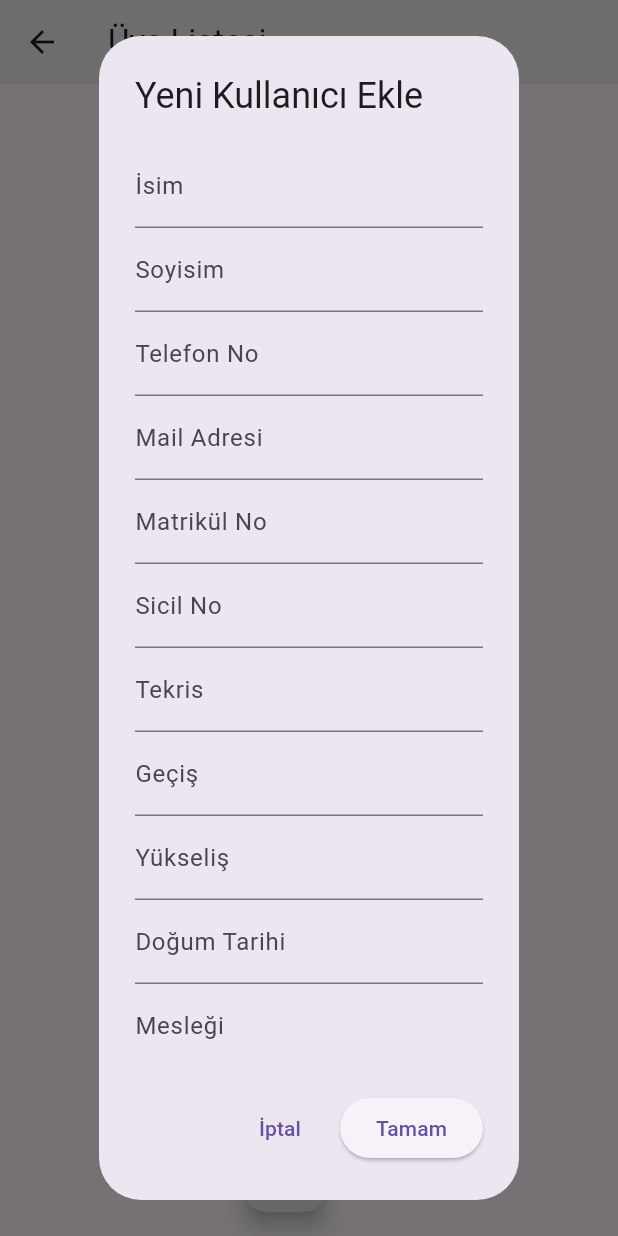
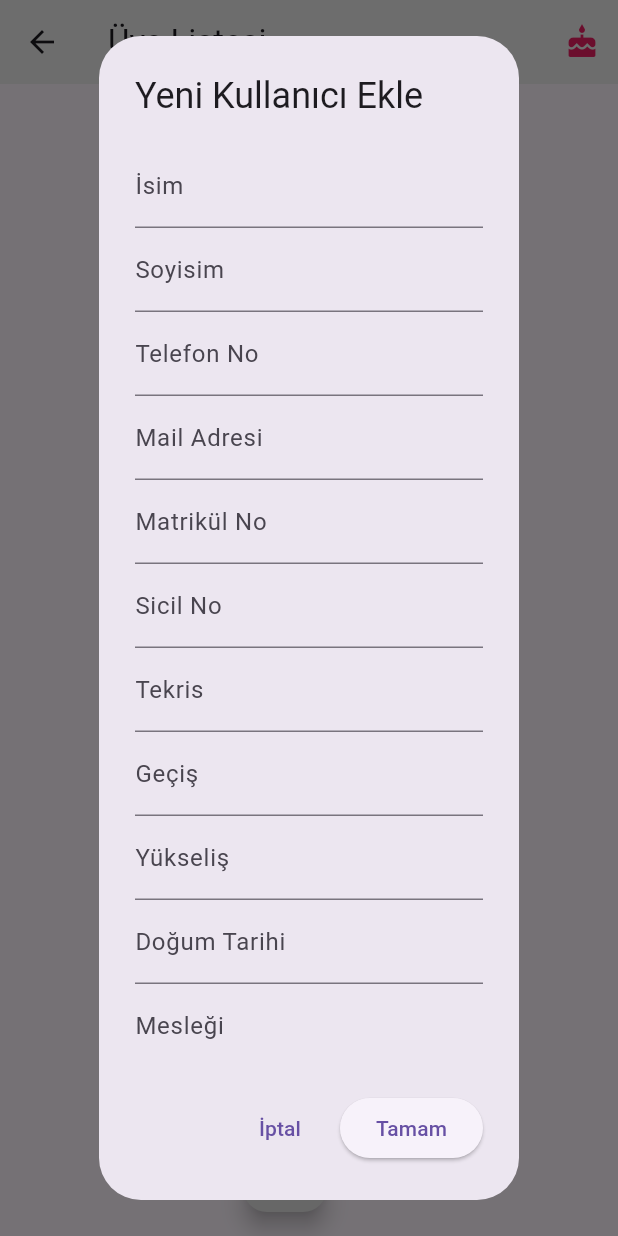
Before and after one commit to HasanCemal1977/Ucgul, a Flutter app: the UsersPage screen opened directly, after a tap on the "add" icon, on a phone screen of 412 x 824 dp. Run offline on Flutter 3.47's test engine with Material 3 defaults, Android fonts, the phone set to English and light mode, and no system bars; our stand-ins replace cloud_firestore, firebase_auth, firebase_core, flutter_local_notifications, flutter_secure_storage; accounts and stored records are empty.

Commit message:
doğum günü eklendi

```diff
--- /dev/null
+++ b/lib/birthday_service.dart
@@ -0,0 +1,114 @@
+import 'package:flutter/material.dart';
+import 'package:cloud_firestore/cloud_firestore.dart';
+import 'package:intl/intl.dart';
+import 'package:flutter_local_notifications/flutter_local_notifications.dart';
+
+class BirthdayService {
+  final FirebaseFirestore _firestore = FirebaseFirestore.instance;
+  final FlutterLocalNotificationsPlugin flutterLocalNotificationsPlugin =
+      FlutterLocalNotificationsPlugin();
+
+  Future<void> initialize() async {
+    final AndroidInitializationSettings initializationSettingsAndroid =
+        AndroidInitializationSettings('@mipmap/ic_launcher');
+    final DarwinInitializationSettings initializationSettingsIOS =
+        DarwinInitializationSettings();
+    final InitializationSettings initializationSettings = InitializationSettings(
+      android: initializationSettingsAndroid,
+      iOS: initializationSettingsIOS,
+    );
+    await flutterLocalNotificationsPlugin.initialize(initializationSettings);
+  }
+
+  Future<List<Map<String, dynamic>>> getUpcomingBirthdays() async {
+    final now = DateTime.now();
+    final oneWeekLater = now.add(Duration(days: 7));
+
+    QuerySnapshot snapshot = await _firestore.collection('users').get();
+    List<Map<String, dynamic>> upcomingBirthdays = [];
+
+    for (var doc in snapshot.docs) {
+      final userData = doc.data() as Map<String, dynamic>;
+      if (userData['dogum'] != null) {
+        final birthday = DateFormat('dd.MM.yyyy').parse(userData['dogum']);
+        final nextBirthday = DateTime(
+          now.year,
+          birthday.month,
+          birthday.day,
+        );
+
+        // Eğer bu yılki doğum günü geçtiyse, gelecek yılınkini kontrol et
+        if (nextBirthday.isBefore(now)) {
+          nextBirthday.add(Duration(days: 365));
+        }
+
+        // Bir hafta içinde olan doğum günlerini kontrol et
+        if (nextBirthday.isAfter(now.subtract(Duration(days: 1))) &&
+            nextBirthday.isBefore(oneWeekLater)) {
+          upcomingBirthdays.add({
+            ...userData,
+            'nextBirthday': nextBirthday,
+            'id': doc.id,
+          });
+        }
+      }
+    }
+
+    // Tarihe göre sırala
+    upcomingBirthdays.sort((a, b) =>
+      (a['nextBirthday'] as DateTime).compareTo(b['nextBirthday'] as DateTime));
+
+    return upcomingBirthdays;
+  }
+
+  Future<void> checkAndSendBirthdayNotifications() async {
+    final now = DateTime.now();
+    QuerySnapshot snapshot = await _firestore.collection('users').get();
+
+    for (var doc in snapshot.docs) {
+      final userData = doc.data() as Map<String, dynamic>;
+      if (userData['dogum'] != null) {
+        final birthday = DateFormat('dd.MM.yyyy').parse(userData['dogum']);
+        final nextBirthday = DateTime(
+          now.year,
+          birthday.month,
+          birthday.day,
+        );
+
+        // Doğum günü yarın ise
+        if (nextBirthday.difference(now).inDays == 1) {
+          _showNotification(
+            '🎂 Yaklaşan Doğum Günü',
+            '${userData['name']} ${userData['surname']}\'in doğum günü yarın!',
+          );
+        }
+        // Doğum günü bugün ise
+        else if (birthday.month == now.month && birthday.day == now.day) {
+          _showNotification(
+            '🎉 Bugün Doğum Günü',
+            '${userData['name']} ${userData['surname']}\'in doğum günü bugün!',
+          );
+        }
+      }
+    }
+  }
+
+  Future<void> _showNotification(String title, String body) async {
+    const AndroidNotificationDetails androidPlatformChannelSpecifics =
+        AndroidNotificationDetails(
+      'birthday_channel',
+      'Doğum Günü Bildirimleri',
+      importance: Importance.max,
+      priority: Priority.high,
+    );
+    const NotificationDetails platformChannelSpecifics =
+        NotificationDetails(android: androidPlatformChannelSpecifics);
+
+    await flutterLocalNotificationsPlugin.show(
+      0,
+      title,
+      body,
+      platformChannelSpecifics,
+    );
+  }
+}
--- a/lib/users_page.dart
+++ b/lib/users_page.dart
@@ -3,6 +3,8 @@
 
 import 'package:flutter/material.dart';
 import 'package:cloud_firestore/cloud_firestore.dart';
+import 'birthday_service.dart';
+import 'package:intl/intl.dart';
 
 class UsersPage extends StatefulWidget {
   const UsersPage({super.key});
@@ -39,10 +41,71 @@ class _UsersPageState extends State<UsersPage> {
 
   String selectedUserId = '';  // Seçilen kullanıcının ID'si (güncelleme için)
 
+  final BirthdayService _birthdayService = BirthdayService();
+  List<Map<String, dynamic>> upcomingBirthdays = [];
+
   @override
   void initState() {
     super.initState();
     _loadUsers();  // Firebase'den kullanıcı verilerini alıyoruz
+    _initializeBirthdayService();
+  }
+
+  void _initializeBirthdayService() async {
+    await _birthdayService.initialize();
+    // Her gün kontrol et
+    Future.delayed(Duration(seconds: 1), () {
+      _birthdayService.checkAndSendBirthdayNotifications();
+    });
+  }
+
+  void _showBirthdayCard(BuildContext context) async {
+    upcomingBirthdays = await _birthdayService.getUpcomingBirthdays();
+
+    showDialog(
+      context: context,
+      builder: (BuildContext context) {
+        return AlertDialog(
+          title: Text('Yaklaşan Doğum Günleri 🎂'),
+          content: Container(
+            width: double.maxFinite,
+            child: ListView.builder(
+              shrinkWrap: true,
+              itemCount: upcomingBirthdays.length,
+              itemBuilder: (context, index) {
+                final user = upcomingBirthdays[index];
+                final nextBirthday = user['nextBirthday'] as DateTime;
+                final today = DateTime.now();
+                final difference = nextBirthday.difference(today).inDays;
+
+                String timeText = '';
+                if (difference == 0) {
+                  timeText = 'Bugün';
+                } else if (difference == 1) {
+                  timeText = 'Yarın';
+                } else {
+                  timeText = '$difference gün sonra';
+                }
+
+                return ListTile(
+                  leading: Icon(Icons.cake, color: Colors.pink),
+                  title: Text('${user['name']} ${user['surname']}'),
+                  subtitle: Text('$timeText (${DateFormat('dd.MM').format(nextBirthday)})'),
+                );
+              },
+            ),
+          ),
+          actions: <Widget>[
+            TextButton(
+              child: Text('Kapat'),
+              onPressed: () {
+                Navigator.of(context).pop();
+              },
+            ),
+          ],
+        );
+      },
+    );
   }
 
   // Kullanıcıları Firebase'den alıyoruz
@@ -521,8 +584,44 @@ class _UsersPageState extends State<UsersPage> {
   @override
   Widget build(BuildContext context) {
     return Scaffold(
-      appBar: AppBar(backgroundColor: Colors.grey.shade200,
+      appBar: AppBar(
+        backgroundColor: Colors.grey.shade200,
         title: const Text('Üye Listesi'),
+        actions: [
+          IconButton(
+            icon: Stack(
+              children: [
+                Icon(Icons.cake, color: Colors.pink),
+                if (upcomingBirthdays.isNotEmpty)
+                  Positioned(
+                    right: 0,
+                    top: 0,
+                    child: Container(
+                      padding: EdgeInsets.all(2),
+                      decoration: BoxDecoration(
+                        color: Colors.red,
+                        borderRadius: BorderRadius.circular(6),
+                      ),
+                      constraints: BoxConstraints(
+                        minWidth: 12,
+                        minHeight: 12,
+                      ),
+                      child: Text(
+                        '${upcomingBirthdays.length}',
+                        style: TextStyle(
+                          color: Colors.white,
+                          fontSize: 8,
+                        ),
+                        textAlign: TextAlign.center,
+                      ),
+                    ),
+                  ),
+              ],
+            ),
+            onPressed: () => _showBirthdayCard(context),
+            tooltip: 'Yaklaşan Doğum Günleri',
+          ),
+        ],
       ),
       body: ListView.builder(
         itemCount: users.length,
--- a/pubspec.yaml
+++ b/pubspec.yaml
@@ -41,6 +41,7 @@ dependencies:
   uuid: ^4.5.1
   firebase_auth: ^5.4.2
   flutter_secure_storage: ^8.0.0
+  flutter_local_notifications: ^16.3.2
 
 
 
```
Also changed, not shown: lib/main.dart (+16 -0 lines).
